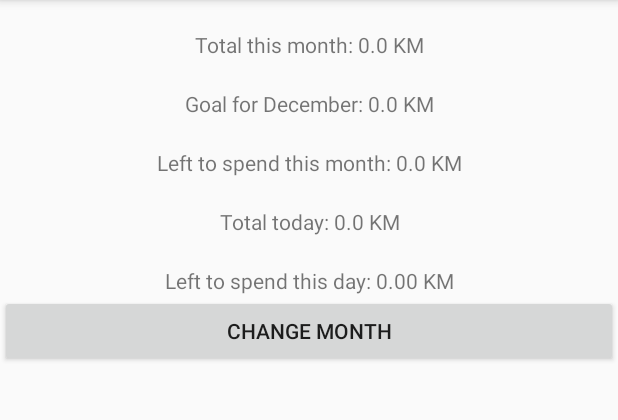
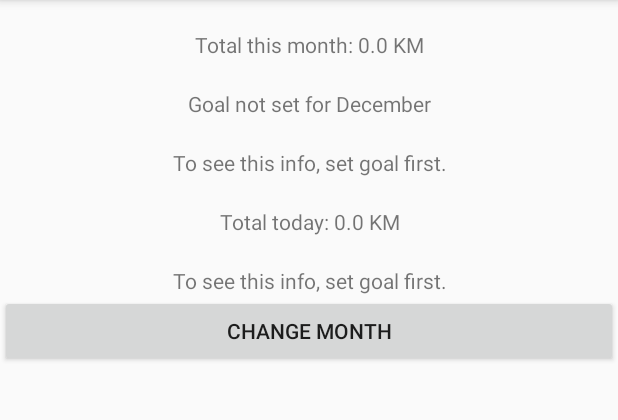
Before and after one commit to nhrnjic/SpendingsTracker, an Android app: the screen it shows after launch (ActivityMain), on a phone screen of 412 x 824 dp, the part 168-588 px from its top. Run offline under Robolectric (Android 15) with nearby library versions, the phone set to English and light mode, and no system bars; libraries missing offline, so code that uses them is left out: io.realm; 7 statements that could not run were skipped.

Commit message:
give message if goal is not set for current month in overview

```diff
--- a/app/src/main/java/com/example/nihadhrnjic/spendingstracker/OverviewFragment.java
+++ b/app/src/main/java/com/example/nihadhrnjic/spendingstracker/OverviewFragment.java
@@ -5,6 +5,7 @@ import android.content.Intent;
 import android.os.Bundle;
 import android.support.annotation.Nullable;
 import android.support.v4.app.Fragment;
+import android.util.Log;
 import android.view.LayoutInflater;
 import android.view.Menu;
 import android.view.MenuInflater;
@@ -108,13 +109,24 @@ public class OverviewFragment extends Fragment {
     }
 
     private void setSpendingGoal(){
-        mSpendingGoal.setText("Goal for "+new DateTime().toString("MMMM")+": "+mOverview.getTargetMonthGoal() + " KM");
+        double goal = mOverview.getTargetMonthGoal();
+        if(goal <= 0){
+            mSpendingGoal.setText("Goal not set for "+new DateTime().toString("MMMM"));
+        }else{
+            mSpendingGoal.setText("Goal for "+new DateTime().toString("MMMM")+": "+mOverview.getTargetMonthGoal() + " KM");
+        }
     }
 
     private void setCanSpend(){
-        mCanSpendMonth.setText("Left to spend this month: "+ mOverview.getLeftToSpendThisMonth() + " KM");
-        String canSpendTodayRounded = String.format("Left to spend this day: %.2f KM", mOverview.getLeftToSpendToday() );
-        mCanSpendToday.setText(canSpendTodayRounded);
+
+        if(mOverview.getTargetMonthGoal() <= 0){
+            mCanSpendMonth.setText("To see this info, set goal first.");
+            mCanSpendToday.setText("To see this info, set goal first.");
+        }else {
+            mCanSpendMonth.setText("Left to spend this month: " + mOverview.getLeftToSpendThisMonth() + " KM");
+            String canSpendTodayRounded = String.format("Left to spend this day: %.2f KM", mOverview.getLeftToSpendToday());
+            mCanSpendToday.setText(canSpendTodayRounded);
+        }
     }
 
     public void updateUI(){
```
